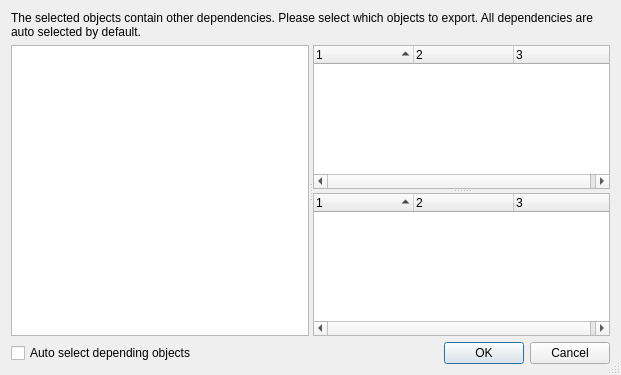
Old version of the form src/Gui/DlgObjectSelection.ui in the repository southseact-3d/fcd.
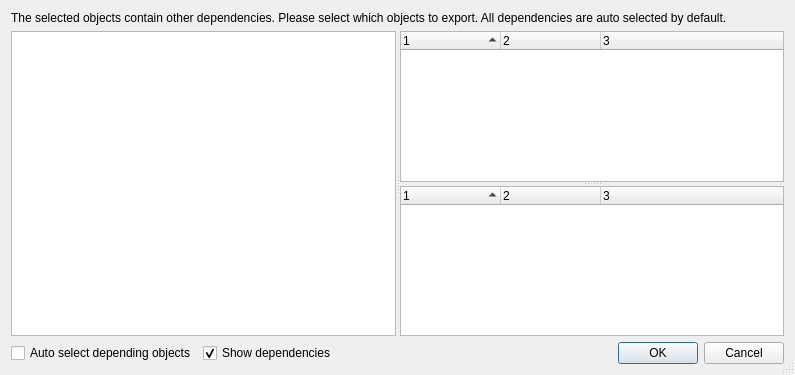
New version of the form.

Commit message: Gui: hiding detail dependency information in DlgObjectSelection

The edit to the form file:
```diff
--- a/src/Gui/DlgObjectSelection.ui
+++ b/src/Gui/DlgObjectSelection.ui
@@ -6,7 +6,7 @@
    <rect>
     <x>0</x>
     <y>0</y>
-    <width>621</width>
+    <width>795</width>
     <height>375</height>
    </rect>
   </property>
@@ -158,6 +158,16 @@
        </property>
       </widget>
      </item>
+     <item>
+      <widget class="QCheckBox" name="checkBoxShowDeps">
+       <property name="text">
+        <string>Show dependencies</string>
+       </property>
+       <property name="checked">
+        <bool>true</bool>
+       </property>
+      </widget>
+     </item>
      <item>
       <widget class="QDialogButtonBox" name="buttonBox">
        <property name="sizePolicy">
```
The commit also changes 2 other files.
